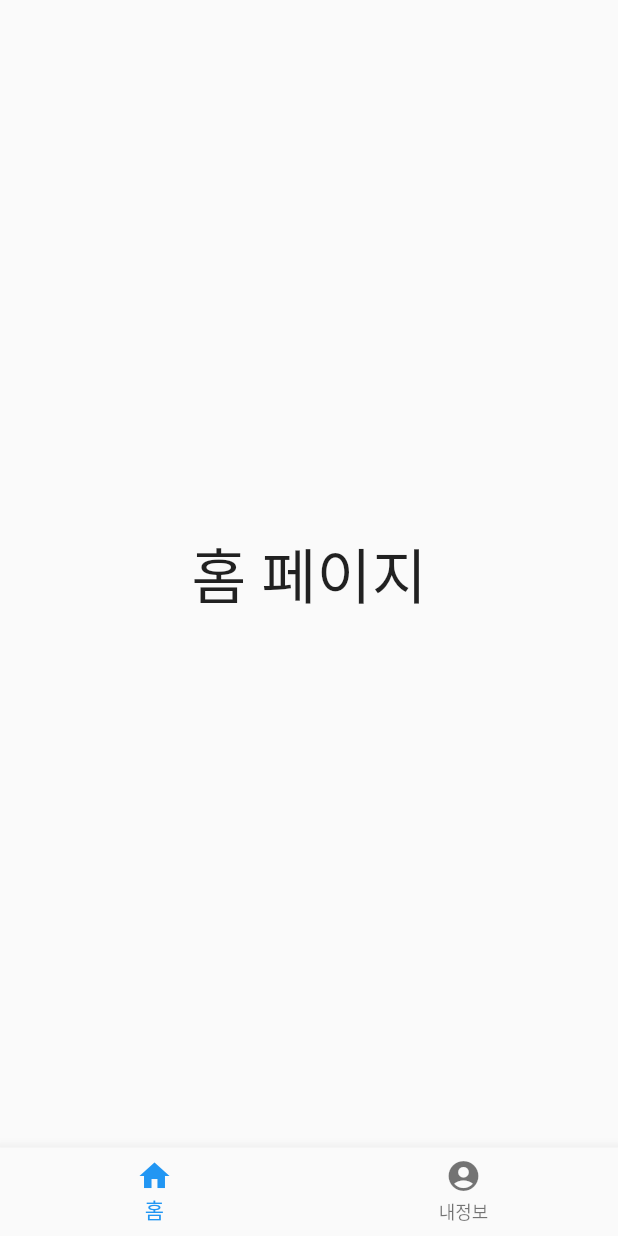
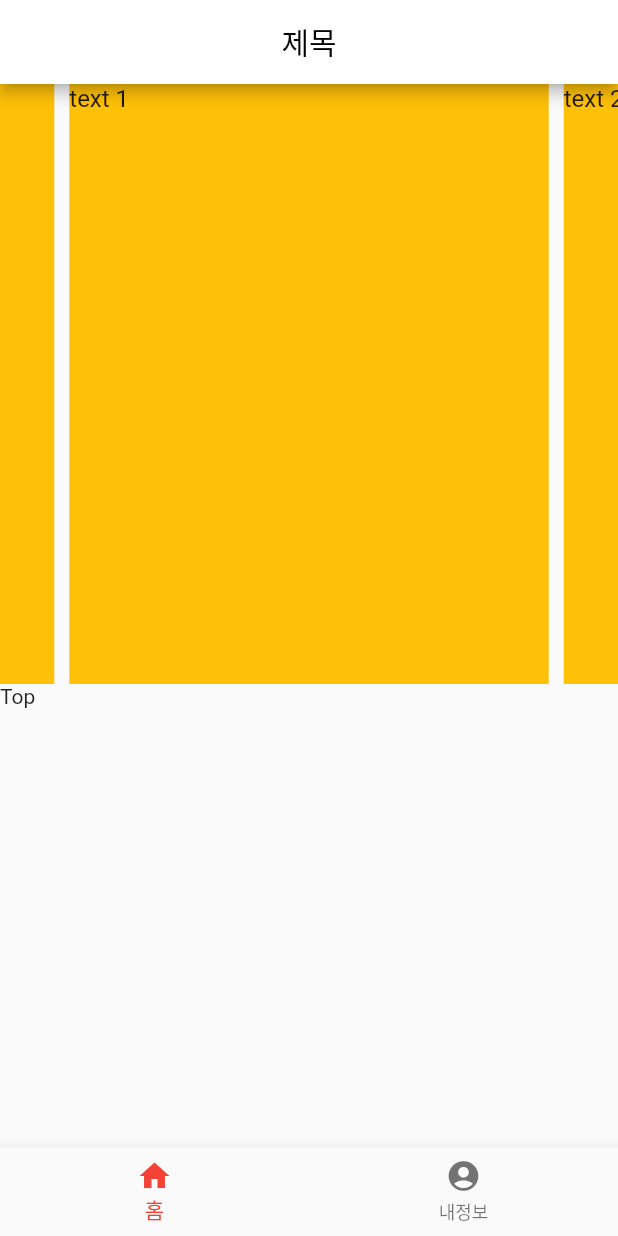
Before and after one commit to SangWook16074/OurProject, a Flutter app: the screen it shows after launch, after a tap on "로그인", on a phone screen of 412 x 824 dp. Run offline on Flutter 3.47's test engine with Material 2 defaults, Android fonts, the phone set to English and light mode, and no system bars; drawn by our look-alikes of carousel_slider.

Commit message:
version 4

```diff
--- a/flutter_main_page/lib/main.dart
+++ b/flutter_main_page/lib/main.dart
@@ -15,7 +15,7 @@ class MyApp extends StatelessWidget {
     return MaterialApp(
       title: 'Flutter Demo',
       theme: ThemeData(
-        primarySwatch: Colors.blue,
+        primarySwatch: Colors.red,
       ),
       home: const LoginPage(),
       routes: {
--- a/flutter_main_page/lib/main_page.dart
+++ b/flutter_main_page/lib/main_page.dart
@@ -11,7 +11,7 @@ class MainPage extends StatefulWidget {
 
 class _MainPageState extends State<MainPage> {
   var _index = 0; //0, 1, 2
-  var _pages = [
+  final _pages = [
     MainPage1(),
     MainPage2(),
     //MainPage3(),
@@ -20,6 +20,14 @@ class _MainPageState extends State<MainPage> {
   @override
   Widget build(BuildContext context) {
     return Scaffold(
+      appBar: AppBar(
+        backgroundColor: Colors.white,
+        title: const Text(
+          "제목",
+          style: TextStyle(color: Colors.black),
+        ),
+        centerTitle: true,
+      ),
       body: _pages[_index],
       bottomNavigationBar: BottomNavigationBar(
         onTap: (index) {
--- a/flutter_main_page/lib/main_page_sub/main_home.dart
+++ b/flutter_main_page/lib/main_page_sub/main_home.dart
@@ -6,12 +6,11 @@ class MainPage1 extends StatelessWidget {
 
   @override
   Widget build(BuildContext context) {
-    return const Scaffold(
-      body: Center(
-          child: Text(
-        "홈 페이지",
-        style: TextStyle(fontSize: 40),
-      )),
+    return ListView(
+      children: [
+        _buildTop(),
+        _buildBottom(),
+      ],
     );
   }
 }
@@ -24,11 +23,11 @@ Widget _buildTop() {
         builder: (BuildContext context) {
           return Container(
               width: MediaQuery.of(context).size.width,
-              margin: EdgeInsets.symmetric(horizontal: 5.0),
-              decoration: BoxDecoration(color: Colors.amber),
+              margin: const EdgeInsets.symmetric(horizontal: 5.0),
+              decoration: const BoxDecoration(color: Colors.amber),
               child: Text(
                 'text $i',
-                style: TextStyle(fontSize: 16.0),
+                style: const TextStyle(fontSize: 16.0),
               ));
         },
       );
```
